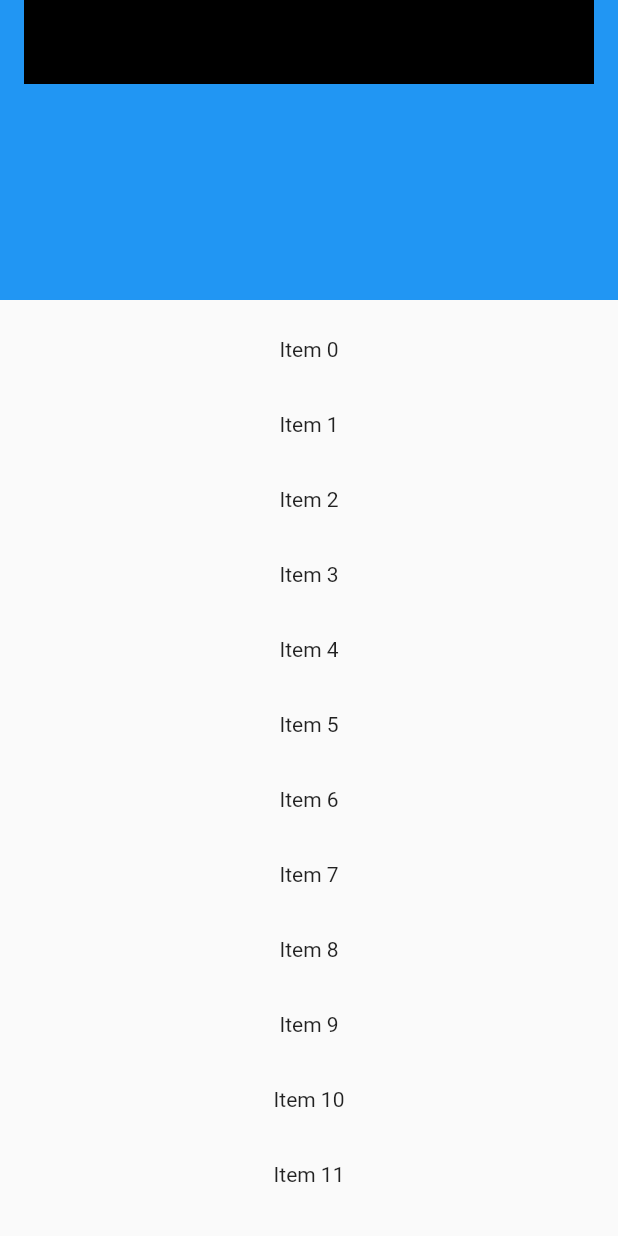
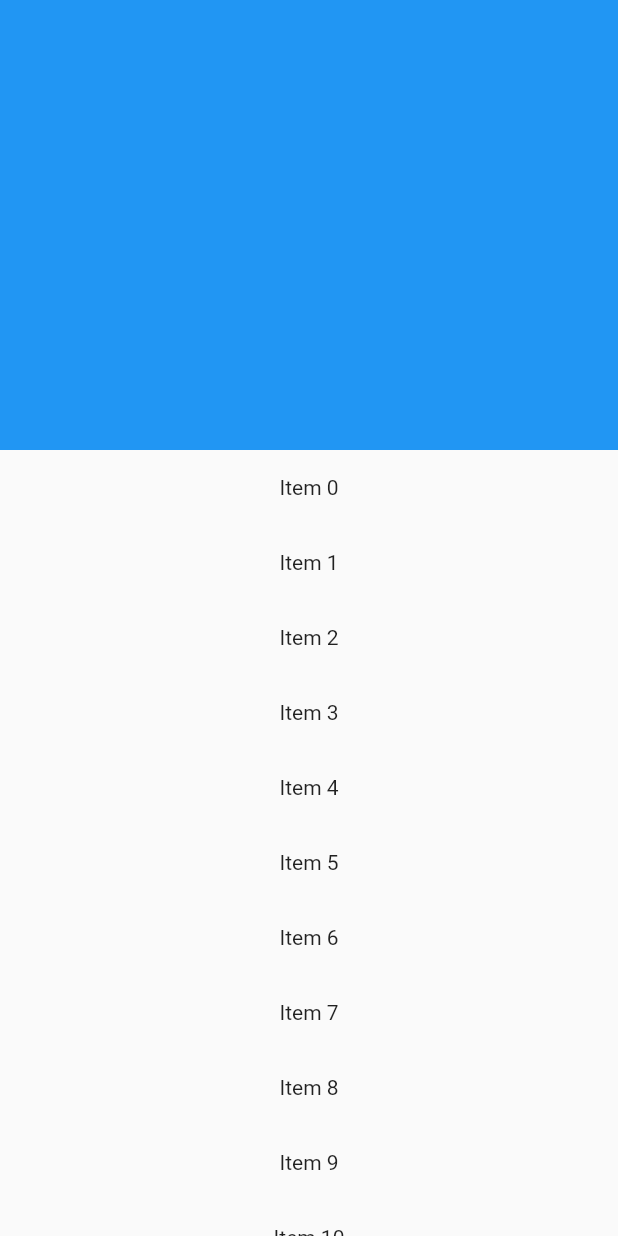
Before and after one commit to vitriol2/flutter-zion, a Flutter app: the screen it shows after launch, on a phone screen of 412 x 824 dp. Run offline on Flutter 3.47's test engine with Material 2 defaults, Android fonts, the phone set to English and light mode, and no system bars; our stand-ins replace extended_image, pinch_zoom; missing offline and left inert: photo_manager, storage_path.

Commit message:
multiple scrollview testing

```diff
--- a/lib/scroll/multiple_scrollview_page.dart
+++ b/lib/scroll/multiple_scrollview_page.dart
@@ -6,36 +6,26 @@ class MultipleScrollViewPage extends StatelessWidget {
    Widget build(BuildContext context) {
      double _width = MediaQuery.of(context).size.width;
      return Scaffold(
-       body: NestedScrollView(
-         // Setting floatHeaderSlivers to true is required in order to float
-         // the outer slivers over the inner scrollable.
-         floatHeaderSlivers: true,
-         headerSliverBuilder: (BuildContext context, bool innerBoxIsScrolled) {
-           return <Widget>[
-             SliverAppBar(
-               title: Container(
-                 width: _width,
-                   height: _width,
-                   color: Colors.black,
-                   child: Text('Floating Nested SliverAppBar')),
-               floating: true,
-               pinned: true,
-
-               expandedHeight: 200.0,
-               forceElevated: innerBoxIsScrolled,
+       body: CustomScrollView(
+         slivers: [
+           SliverPersistentHeader(
+              delegate: MyHeader(
+                  maxHeight: 300,
+                  minHeight: 300
+              ),
+           ),
+         SliverList(
+             delegate: SliverChildBuilderDelegate(
+                 (context, index) {
+                   return Container(
+                     height: 50,
+                     child: Center(child: Text('Item $index')),
+                   );
+                 },
+               childCount: 30
              ),
-           ];
-         },
-         body: ListView.builder(
-           padding: const EdgeInsets.all(8),
-           itemCount: 30,
-           itemBuilder: (BuildContext context, int index) {
-             return Container(
-               height: 50,
-               child: Center(child: Text('Item $index')),
-             );
-           }
          )
+           ]
        )
      );
    }
@@ -106,3 +96,34 @@ class MultipleScrollViewPage extends StatelessWidget {
 //    );
 //  }
 }
+
+class MyHeader extends SliverPersistentHeaderDelegate {
+  double maxHeight;
+  double minHeight;
+  MyHeader({
+    this.maxHeight,
+    this.minHeight
+});
+
+  @override
+  Widget build(BuildContext context, double shrinkOffset,
+      bool overlapsContent) {
+    double _width = MediaQuery.of(context).size.width;
+    return Container(
+      width: _width,
+      height: maxHeight,
+      color: Colors.blue,
+    );
+  }
+
+  @override
+  bool shouldRebuild(SliverPersistentHeaderDelegate oldDelegate) {
+    return true;
+  }
+
+  @override
+  double get maxExtent => maxHeight;
+
+  @override
+  double get minExtent => minHeight;
+}
```
